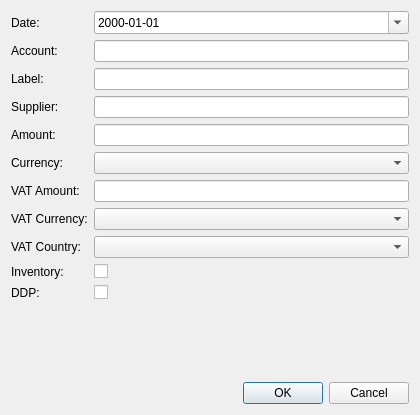
Above: AmzBooks/gui/dialogs/DialogEditPurchase.ui from icingerpower/AmzBooks before the change. Below: the same form after it.
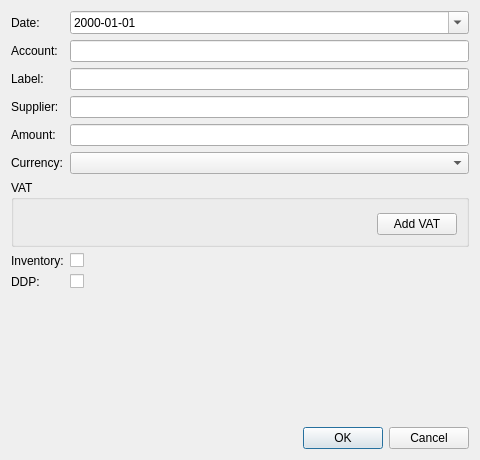
That is the form after the change.

Commit message: Added support for multiple vat rate of purchase invoices.

```diff
--- a/AmzBooks/gui/dialogs/DialogEditPurchase.ui
+++ b/AmzBooks/gui/dialogs/DialogEditPurchase.ui
@@ -6,8 +6,8 @@
    <rect>
     <x>0</x>
     <y>0</y>
-    <width>420</width>
-    <height>415</height>
+    <width>480</width>
+    <height>460</height>
    </rect>
   </property>
   <property name="windowTitle">
@@ -83,58 +83,67 @@
      <item row="5" column="1">
       <widget class="QComboBox" name="comboCurrency"/>
      </item>
-     <item row="6" column="0">
-      <widget class="QLabel" name="labelVatAmount">
-       <property name="text">
-        <string>VAT Amount:</string>
+     <item row="6" column="0" colspan="2">
+      <widget class="QGroupBox" name="vatGroupBox">
+       <property name="title">
+        <string>VAT</string>
        </property>
+       <layout class="QVBoxLayout" name="vatGroupLayout">
+        <property name="spacing">
+         <number>4</number>
+        </property>
+        <item>
+         <widget class="QWidget" name="vatEntriesWidget" native="true"/>
+        </item>
+        <item>
+         <layout class="QHBoxLayout" name="addVatLayout">
+          <item>
+           <spacer name="addVatSpacer">
+            <property name="orientation">
+             <enum>Qt::Horizontal</enum>
+            </property>
+            <property name="sizeHint" stdset="0">
+             <size>
+              <width>40</width>
+              <height>20</height>
+             </size>
+            </property>
+           </spacer>
+          </item>
+          <item>
+           <widget class="QPushButton" name="btnAddVat">
+            <property name="text">
+             <string>Add VAT</string>
+            </property>
+           </widget>
+          </item>
+         </layout>
+        </item>
+       </layout>
       </widget>
      </item>
-     <item row="6" column="1">
-      <widget class="QLineEdit" name="editVatAmount"/>
-     </item>
      <item row="7" column="0">
-      <widget class="QLabel" name="labelVatCurrency">
-       <property name="text">
-        <string>VAT Currency:</string>
-       </property>
-      </widget>
-     </item>
-     <item row="7" column="1">
-      <widget class="QComboBox" name="comboVatCurrency"/>
-     </item>
-     <item row="8" column="0">
-      <widget class="QLabel" name="labelVatCountry">
-       <property name="text">
-        <string>VAT Country:</string>
-       </property>
-      </widget>
-     </item>
-     <item row="8" column="1">
-      <widget class="QComboBox" name="comboVatCountry"/>
-     </item>
-     <item row="9" column="0">
       <widget class="QLabel" name="labelInventory">
        <property name="text">
         <string>Inventory:</string>
        </property>
       </widget>
      </item>
-     <item row="9" column="1">
+     <item row="7" column="1">
       <widget class="QCheckBox" name="checkInventory">
        <property name="text">
         <string/>
        </property>
       </widget>
      </item>
-     <item row="10" column="0">
+     <item row="8" column="0">
       <widget class="QLabel" name="labelDdp">
        <property name="text">
         <string>DDP:</string>
        </property>
       </widget>
      </item>
-     <item row="10" column="1">
+     <item row="8" column="1">
       <widget class="QCheckBox" name="checkDdp">
        <property name="text">
         <string/>
```
The commit also changes 5 other files.
